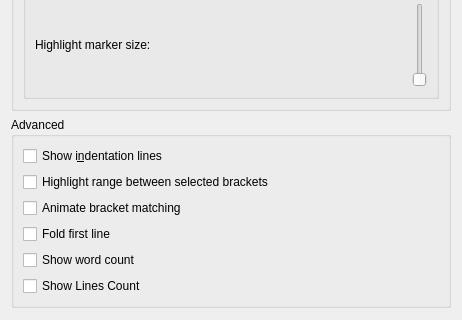
The window that src/dialogs/textareaappearanceconfigwidget.ui (KDE/ktexteditor) describes before a commit, drawn with Qt 5; both pictures show x 0 to 462 and y 202 to 522 of the 462 by 522 pixel window.
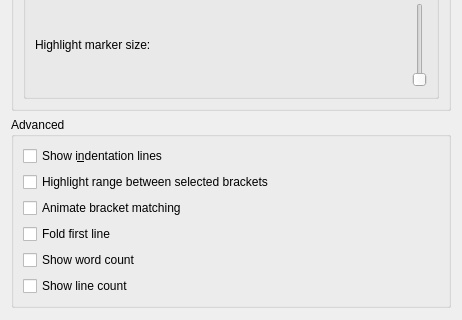
The same window after the commit. Custom widgets are drawn as their Qt base class.

Commit message:
Fix typos for "Show line count"
Test Plan:
1. Open kate
2. Right click on status bar to get the context menu OR goto configure kate -> appearance
3. Show Lines Count  -> to Show line count

Reviewers: cullmann, vkrause

Reviewed By: cullmann

Subscribers: kwrite-devel, kde-frameworks-devel

Tags: #ktexteditor, #kate, #frameworks

What changed in the file:
```diff
--- a/src/dialogs/textareaappearanceconfigwidget.ui
+++ b/src/dialogs/textareaappearanceconfigwidget.ui
@@ -199,7 +199,7 @@
                   <string>Show/hide Lines count in status bar</string>
                 </property>
                 <property name="text">
-                  <string>Show Lines Count</string>
+                  <string>Show line count</string>
                 </property>
               </widget>
             </item>
```
Left out of the diff: 4 changed lines with no effect on the pictures. The commit also changes 4 other files.
